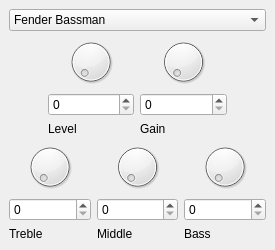
Above: plug/amplifier.ui from b2ornot2b/plug before the change. Below: the same form after it.
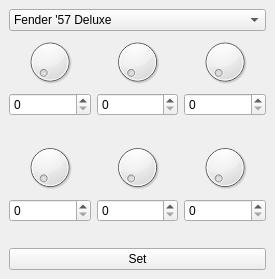
That is the form after the change.

The edit to the form file:
```diff
--- a/plug/amplifier.ui
+++ b/plug/amplifier.ui
@@ -7,7 +7,7 @@
     <x>0</x>
     <y>0</y>
     <width>275</width>
-    <height>250</height>
+    <height>279</height>
    </rect>
   </property>
   <property name="windowTitle">
@@ -19,7 +19,7 @@
      <widget class="QComboBox" name="comboBox">
       <item>
        <property name="text">
-        <string>Fender Bassman</string>
+        <string>Fender '57 Deluxe</string>
        </property>
       </item>
       <item>
@@ -36,19 +36,6 @@
     </item>
     <item>
      <layout class="QHBoxLayout" name="horizontalLayout_2">
-      <item>
-       <spacer name="horizontalSpacer">
-        <property name="orientation">
-         <enum>Qt::Horizontal</enum>
-        </property>
-        <property name="sizeHint" stdset="0">
-         <size>
-          <width>52</width>
-          <height>20</height>
-         </size>
-        </property>
-       </spacer>
-      </item>
       <item>
        <layout class="QVBoxLayout" name="verticalLayout">
         <item>
@@ -60,7 +47,10 @@
         <item>
          <widget class="QLabel" name="label">
           <property name="text">
-           <string>Level</string>
+           <string/>
+          </property>
+          <property name="alignment">
+           <set>Qt::AlignCenter</set>
           </property>
          </widget>
         </item>
@@ -77,29 +67,15 @@
         <item>
          <widget class="QLabel" name="label_2">
           <property name="text">
-           <string>Gain</string>
+           <string/>
+          </property>
+          <property name="alignment">
+           <set>Qt::AlignCenter</set>
           </property>
          </widget>
         </item>
        </layout>
       </item>
-      <item>
-       <spacer name="horizontalSpacer_2">
-        <property name="orientation">
-         <enum>Qt::Horizontal</enum>
-        </property>
-        <property name="sizeHint" stdset="0">
-         <size>
-          <width>52</width>
-          <height>20</height>
-         </size>
-        </property>
-       </spacer>
-      </item>
-     </layout>
-    </item>
-    <item>
-     <layout class="QHBoxLayout" name="horizontalLayout">
       <item>
        <layout class="QVBoxLayout" name="verticalLayout_3">
         <item>
@@ -111,12 +87,19 @@
         <item>
          <widget class="QLabel" name="label_3">
           <property name="text">
-           <string>Treble</string>
+           <string/>
+          </property>
+          <property name="alignment">
+           <set>Qt::AlignCenter</set>
           </property>
          </widget>
         </item>
        </layout>
       </item>
+     </layout>
+    </item>
+    <item>
+     <layout class="QHBoxLayout" name="horizontalLayout">
       <item>
        <layout class="QVBoxLayout" name="verticalLayout_4">
         <item>
@@ -126,9 +109,12 @@
          <widget class="QSpinBox" name="spinBox_4"/>
         </item>
         <item>
-         <widget class="QLabel" name="label_5">
+         <widget class="QLabel" name="label_4">
           <property name="text">
-           <string>Middle</string>
+           <string/>
+          </property>
+          <property name="alignment">
+           <set>Qt::AlignCenter</set>
           </property>
          </widget>
         </item>
@@ -143,9 +129,32 @@
          <widget class="QSpinBox" name="spinBox_5"/>
         </item>
         <item>
+         <widget class="QLabel" name="label_5">
+          <property name="text">
+           <string/>
+          </property>
+          <property name="alignment">
+           <set>Qt::AlignCenter</set>
+          </property>
+         </widget>
+        </item>
+       </layout>
+      </item>
+      <item>
+       <layout class="QVBoxLayout" name="verticalLayout_7">
+        <item>
+         <widget class="QDial" name="dial_6"/>
+        </item>
+        <item>
+         <widget class="QSpinBox" name="spinBox_6"/>
+        </item>
+        <item>
          <widget class="QLabel" name="label_6">
           <property name="text">
-           <string>Bass</string>
+           <string/>
+          </property>
+          <property name="alignment">
+           <set>Qt::AlignCenter</set>
           </property>
          </widget>
         </item>
@@ -153,6 +162,13 @@
       </item>
      </layout>
     </item>
+    <item>
+     <widget class="QPushButton" name="setButton">
+      <property name="text">
+       <string>Set</string>
+      </property>
+     </widget>
+    </item>
    </layout>
   </widget>
  </widget>
```
Left out of the diff: 161 changed lines with no effect on the pictures.
